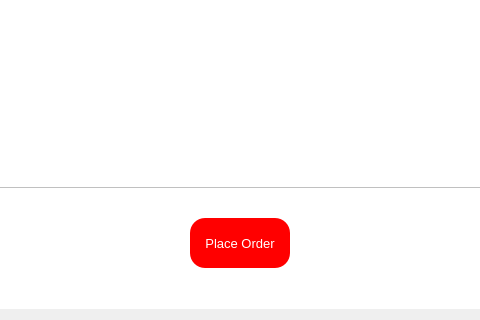
Old version of the form menu/order/orderwidget.ui in the repository Anmol-A-jain/Dyner; both pictures show x 190 to 670 and y 409 to 729 of the 1054 by 729 pixel window.
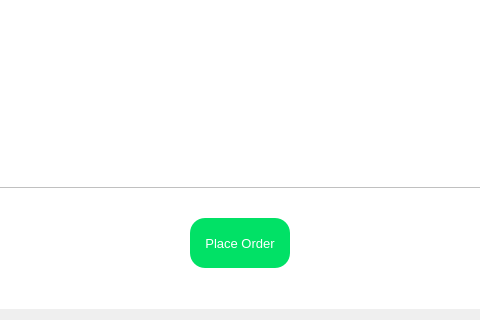
New version of the form.

```diff
--- a/menu/order/orderwidget.ui
+++ b/menu/order/orderwidget.ui
@@ -497,6 +497,7 @@
              </property>
              <property name="styleSheet">
               <string notr="true">background-color: red;
+background-color: rgb(1, 225, 102);
 border-radius:15px;
 color: rgb(255, 255, 255);</string>
              </property>
```
